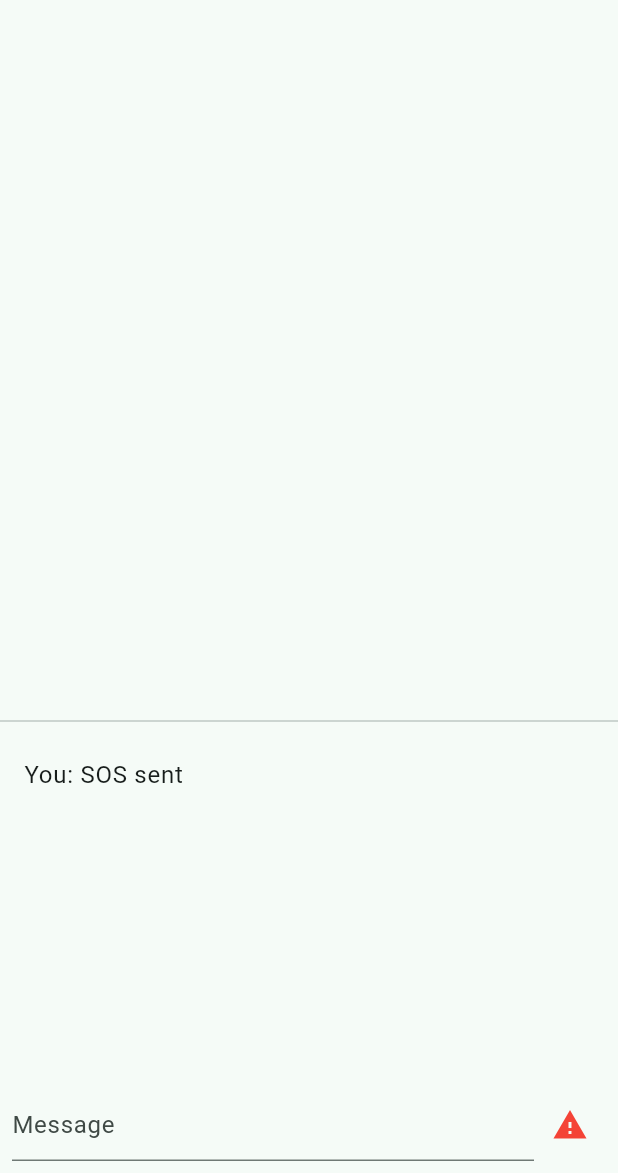
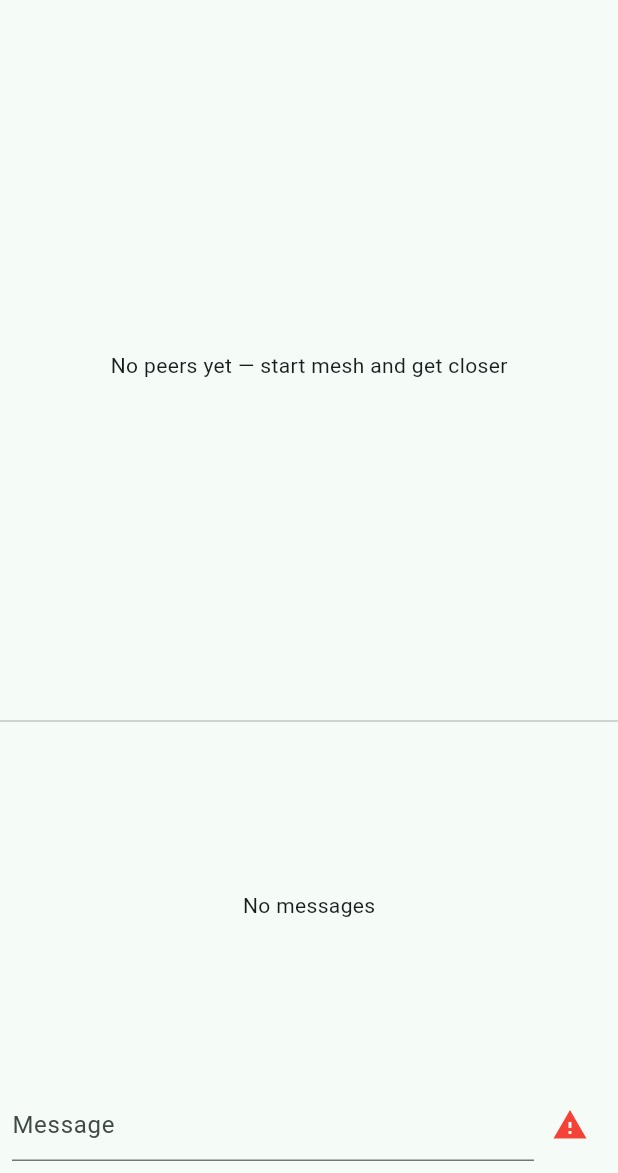
Before and after one commit to neilio95/OfflinePartyFinder, a Flutter app: the screen it shows after launch, after a tap on the "warning" icon, on a phone screen of 412 x 824 dp, the part 63-1236 px from its top. Run offline on Flutter 3.47's test engine with Material 3 defaults, Android fonts, the phone set to English and light mode, and no system bars; our stand-ins replace geolocator, permission_handler; missing offline and left inert: flutter_mesh_network.

Commit message:
Fix main.dart to match real flutter_mesh_network API

```diff
--- a/lib/main.dart
+++ b/lib/main.dart
@@ -32,11 +32,13 @@ class PartyHomePage extends StatefulWidget {
 }
 
 class _PartyHomePageState extends State<PartyHomePage> {
-  final MeshNetwork _mesh = MeshNetwork();
-  final List<MeshPeer> _peers = [];
-  final List<String> _chat = [];
-  StreamSubscription? _peerSub;
-  StreamSubscription? _msgSub;
+  final MeshNetwork _mesh = MeshNetwork(
+    config: const MeshConfig(serviceName: 'OfflinePartyFinder'),
+  );
+
+  final List<MeshMessage> _messages = [];
+  StreamSubscription<MeshMessage>? _messageSub;
+  StreamSubscription<MeshNode>? _nodeSub;
   Position? _myPosition;
   bool _running = false;
 
@@ -44,6 +46,10 @@ class _PartyHomePageState extends State<PartyHomePage> {
   void initState() {
     super.initState();
     _requestPermissions();
+    _messageSub = _mesh.onMessage.listen((msg) {
+      setState(() => _messages.insert(0, msg));
+    });
+    _nodeSub = _mesh.onNodeChanged.listen((_) => setState(() {}));
   }
 
   Future<void> _requestPermissions() async {
@@ -57,26 +63,20 @@ class _PartyHomePageState extends State<PartyHomePage> {
     ].request();
   }
 
-  Future<void> _startMesh() async {
-    if (_running) return;
-    setState(() => _running = true);
-
-    await _mesh.start(
-      serviceName: 'OfflinePartyFinder',
-      onPeerFound: (peer) {
-        setState(() {
-          if (!_peers.any((p) => p.id == peer.id)) _peers.add(peer);
-        });
-      },
-      onPeerLost: (peer) {
-        setState(() => _peers.removeWhere((p) => p.id == peer.id));
-      },
-      onMessage: (from, message) {
-        setState(() => _chat.add('${from.displayName}: $message'));
-      },
-    );
-
+  Future<void> _toggleMesh() async {
+    try {
+      if (_running) {
+        await _mesh.stop();
+      } else {
+        await _mesh.start(userId: 'user-${DateTime.now().millisecondsSinceEpoch}', userName: 'You');
         _startLocationUpdates();
+      }
+      setState(() => _running = _mesh.isRunning);
+    } catch (e) {
+      if (mounted) {
+        ScaffoldMessenger.of(context).showSnackBar(SnackBar(content: Text('Mesh error: $e')));
+      }
+    }
   }
 
   Future<void> _startLocationUpdates() async {
@@ -84,38 +84,48 @@ class _PartyHomePageState extends State<PartyHomePage> {
     _myPosition = await loc.getCurrentPosition();
     loc.getPositionStream().listen((pos) {
       _myPosition = pos;
-      _mesh.broadcastLocation(pos.latitude, pos.longitude);
+      _mesh.broadcastLocation(latitude: pos.latitude, longitude: pos.longitude);
     });
   }
 
-  void _sendSos() {
-    _mesh.sendSos('SOS — need help');
-    setState(() => _chat.add('You: SOS sent'));
+  Future<void> _sendSos() async {
+    if (!_running || _myPosition == null) return;
+    await _mesh.sendSos(latitude: _myPosition!.latitude, longitude: _myPosition!.longitude);
+    setState(() => _messages.insert(0, MeshMessage(
+      id: 'sos-${DateTime.now().millisecondsSinceEpoch}',
+      senderId: 'me',
+      senderName: 'You',
+      type: MessageType.sos,
+      priority: MessagePriority.high,
+      payload: 'SOS',
+      createdAt: DateTime.now(),
+      expiresAt: DateTime.now().add(const Duration(hours: 1)),
+    )));
   }
 
-  void _sendChat(String text) {
-    if (text.trim().isEmpty) return;
-    _mesh.sendText(text);
-    setState(() => _chat.add('You: $text'));
+  Future<void> _sendText(String text) async {
+    if (!_running || text.trim().isEmpty) return;
+    await _mesh.sendText(text);
   }
 
   @override
   void dispose() {
-    _peerSub?.cancel();
-    _msgSub?.cancel();
-    _mesh.stop();
+    _messageSub?.cancel();
+    _nodeSub?.cancel();
+    _mesh.dispose();
     super.dispose();
   }
 
   @override
   Widget build(BuildContext context) {
+    final peers = _mesh.knownNodes.values.toList();
     return Scaffold(
       appBar: AppBar(
-        title: const Text('Party Finder'),
+        title: Text(_running ? 'Party Finder (${_mesh.onlineNodeCount} peers)' : 'Party Finder'),
         actions: [
           IconButton(
             icon: Icon(_running ? Icons.stop : Icons.play_arrow),
-            onPressed: _running ? () => _mesh.stop() : _startMesh,
+            onPressed: _toggleMesh,
           ),
         ],
       ),
@@ -130,15 +140,15 @@ class _PartyHomePageState extends State<PartyHomePage> {
             ),
           Expanded(
             flex: 2,
-            child: ListView.builder(
-              itemCount: _peers.length,
+            child: peers.isEmpty
+                ? const Center(child: Text('No peers yet — start mesh and get closer'))
+                : ListView.builder(
+                    itemCount: peers.length,
                     itemBuilder: (context, i) {
-                final p = _peers[i];
+                      final p = peers[i];
                       return ListTile(
-                  title: Text(p.displayName),
-                  subtitle: Text(p.distanceMeters != null
-                      ? '${p.distanceMeters!.toStringAsFixed(0)} m'
-                      : 'nearby'),
+                        title: Text(p.name),
+                        subtitle: Text(p.status.name),
                       );
                     },
                   ),
@@ -146,9 +156,21 @@ class _PartyHomePageState extends State<PartyHomePage> {
           const Divider(),
           Expanded(
             flex: 1,
-            child: ListView.builder(
-              itemCount: _chat.length,
-              itemBuilder: (context, i) => ListTile(title: Text(_chat[i])),
+            child: _messages.isEmpty
+                ? const Center(child: Text('No messages'))
+                : ListView.builder(
+                    itemCount: _messages.length,
+                    itemBuilder: (context, i) {
+                      final m = _messages[i];
+                      return ListTile(
+                        leading: Icon(
+                          m.type == MessageType.sos ? Icons.warning : Icons.message,
+                          color: m.type == MessageType.sos ? Colors.red : null,
+                        ),
+                        title: Text(m.payload),
+                        subtitle: Text('${m.senderName} • hop ${m.hopCount}'),
+                      );
+                    },
                   ),
           ),
           Padding(
@@ -158,7 +180,7 @@ class _PartyHomePageState extends State<PartyHomePage> {
                 Expanded(
                   child: TextField(
                     decoration: const InputDecoration(hintText: 'Message'),
-                    onSubmitted: _sendChat,
+                    onSubmitted: _sendText,
                   ),
                 ),
                 IconButton(
```
Lines whose indentation alone changed are shown as unchanged.
